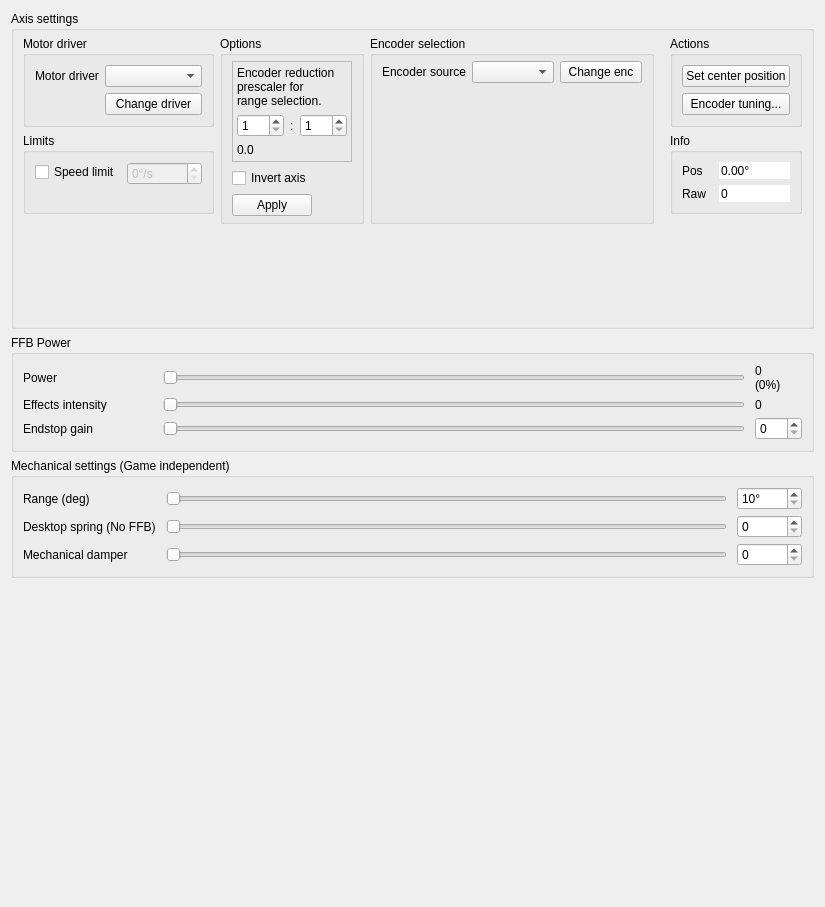
First picture: the form in res/axis_ui.ui, repository Ultrawipf/OpenFFBoard-configurator, before the edit.
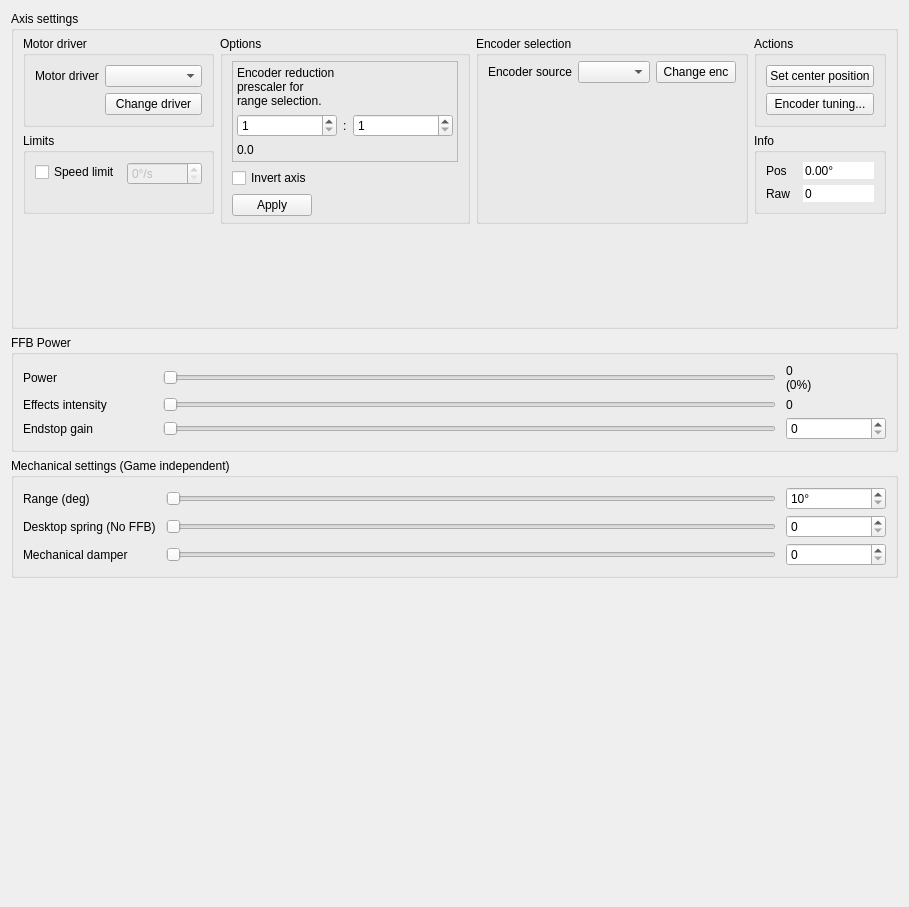
Second picture: the form after the edit.

Diff of the .ui file:
```diff
--- a/res/axis_ui.ui
+++ b/res/axis_ui.ui
@@ -306,6 +306,12 @@
                 <verstretch>0</verstretch>
                </sizepolicy>
               </property>
+              <property name="minimumSize">
+               <size>
+                <width>100</width>
+                <height>0</height>
+               </size>
+              </property>
               <property name="minimum">
                <number>1</number>
               </property>
@@ -335,6 +341,12 @@
                 <verstretch>0</verstretch>
                </sizepolicy>
               </property>
+              <property name="minimumSize">
+               <size>
+                <width>100</width>
+                <height>0</height>
+               </size>
+              </property>
               <property name="minimum">
                <number>1</number>
               </property>
@@ -556,6 +568,12 @@
       </item>
       <item row="0" column="2">
        <widget class="QSpinBox" name="spinBox_range">
+        <property name="minimumSize">
+         <size>
+          <width>100</width>
+          <height>0</height>
+         </size>
+        </property>
         <property name="keyboardTracking">
          <bool>false</bool>
         </property>
@@ -575,6 +593,12 @@
       </item>
       <item row="2" column="2">
        <widget class="QSpinBox" name="spinBox_damper">
+        <property name="minimumSize">
+         <size>
+          <width>100</width>
+          <height>0</height>
+         </size>
+        </property>
         <property name="keyboardTracking">
          <bool>false</bool>
         </property>
@@ -585,6 +609,12 @@
       </item>
       <item row="1" column="2">
        <widget class="QSpinBox" name="spinBox_idlespring">
+        <property name="minimumSize">
+         <size>
+          <width>100</width>
+          <height>0</height>
+         </size>
+        </property>
         <property name="keyboardTracking">
          <bool>false</bool>
         </property>
@@ -725,6 +755,12 @@
       </item>
       <item row="2" column="2">
        <widget class="QSpinBox" name="spinBox_esgain">
+        <property name="minimumSize">
+         <size>
+          <width>100</width>
+          <height>0</height>
+         </size>
+        </property>
         <property name="keyboardTracking">
          <bool>false</bool>
         </property>
```
